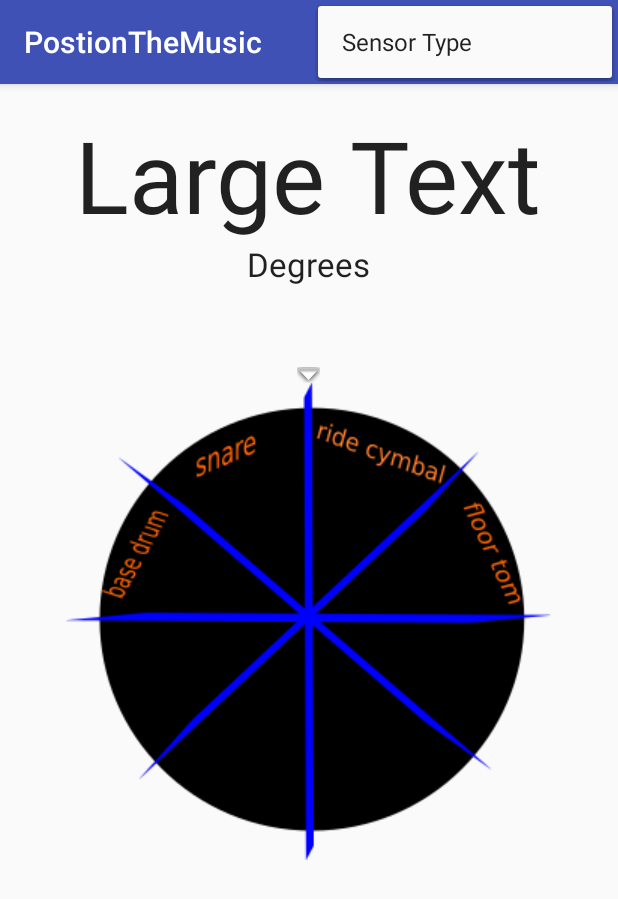
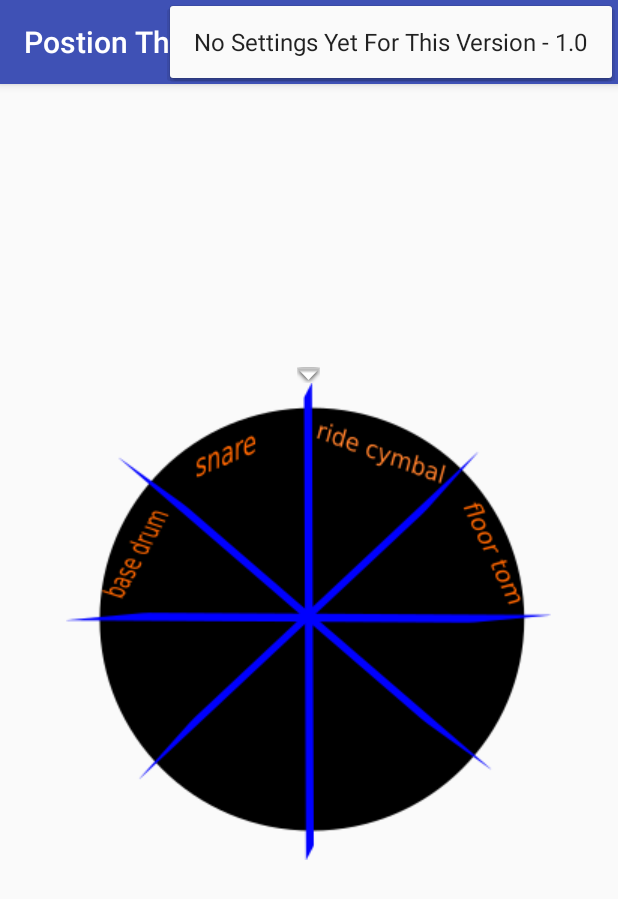
Before and after one commit to Binyomin-Cohen/PositionTheMusic, an Android app: the screen it shows after launch (MainActivity), with the options menu open, on a phone screen of 412 x 824 dp. Shown: the top 899 px of the screen. Run offline under Robolectric (Android 15) with nearby library versions, the phone set to English and light mode, and no system bars.

Commit message:
cleaned up a bit for release

```diff
--- a/app/src/main/res/layout/activity_main.xml
+++ b/app/src/main/res/layout/activity_main.xml
@@ -17,7 +17,8 @@
         android:text="Large Text"
         android:id="@+id/tv"
         android:layout_gravity="center_horizontal"
-        android:textSize="100px" />
+        android:textSize="100px"
+        android:visibility="invisible" />
 
 
     <TextView
@@ -26,7 +27,8 @@
         android:textAppearance="?android:attr/textAppearanceLarge"
         android:text="Degrees"
         android:id="@+id/tv2"
-        android:layout_gravity="center_horizontal" />
+        android:layout_gravity="center_horizontal"
+        android:visibility="invisible" />
 
     <ImageView
         android:layout_width="wrap_content"
--- a/app/src/main/res/menu/mainmenu.xml
+++ b/app/src/main/res/menu/mainmenu.xml
@@ -2,7 +2,7 @@
 <menu xmlns:android="http://schemas.android.com/apk/res/android">
     <item
         android:id="@+id/sensorType"
-        android:title="Sensor Type"
+        android:title="No Settings Yet For This Version - 1.0"
         />
 
 
--- a/app/src/main/res/values/strings.xml
+++ b/app/src/main/res/values/strings.xml
@@ -1,5 +1,5 @@
 <resources>
-    <string name="app_name">PostionTheMusic</string>
+    <string name="app_name">Postion The Music</string>
     <string name="title_activity_settings">Settings</string>
 
     <!-- Strings related to Settings -->
```
